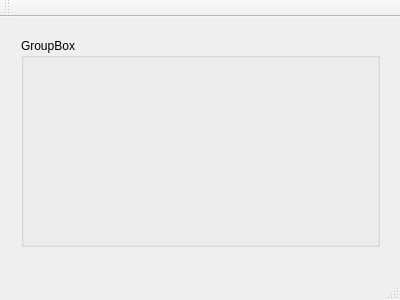
This is WywFilm/mainwindow.ui in gorecrob/wywfilm as Qt 5 draws it before an edit. The edited form follows.
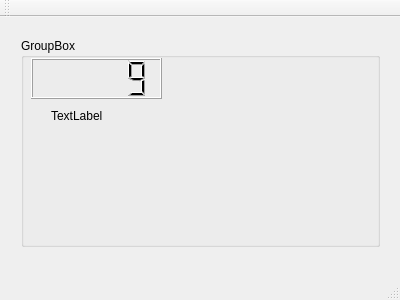
This is the edited form.

The edit to the form file:
```diff
--- a/WywFilm/mainwindow.ui
+++ b/WywFilm/mainwindow.ui
@@ -29,6 +29,38 @@
        <property name="title">
         <string>GroupBox</string>
        </property>
+       <widget class="QLCDNumber" name="lcdNumber">
+        <property name="geometry">
+         <rect>
+          <x>10</x>
+          <y>20</y>
+          <width>131</width>
+          <height>41</height>
+         </rect>
+        </property>
+        <property name="mode">
+         <enum>QLCDNumber::Dec</enum>
+        </property>
+        <property name="segmentStyle">
+         <enum>QLCDNumber::Filled</enum>
+        </property>
+        <property name="value" stdset="0">
+         <double>9.000000000000000</double>
+        </property>
+       </widget>
+       <widget class="QLabel" name="label">
+        <property name="geometry">
+         <rect>
+          <x>30</x>
+          <y>70</y>
+          <width>91</width>
+          <height>16</height>
+         </rect>
+        </property>
+        <property name="text">
+         <string>TextLabel</string>
+        </property>
+       </widget>
       </widget>
      </item>
     </layout>
```
